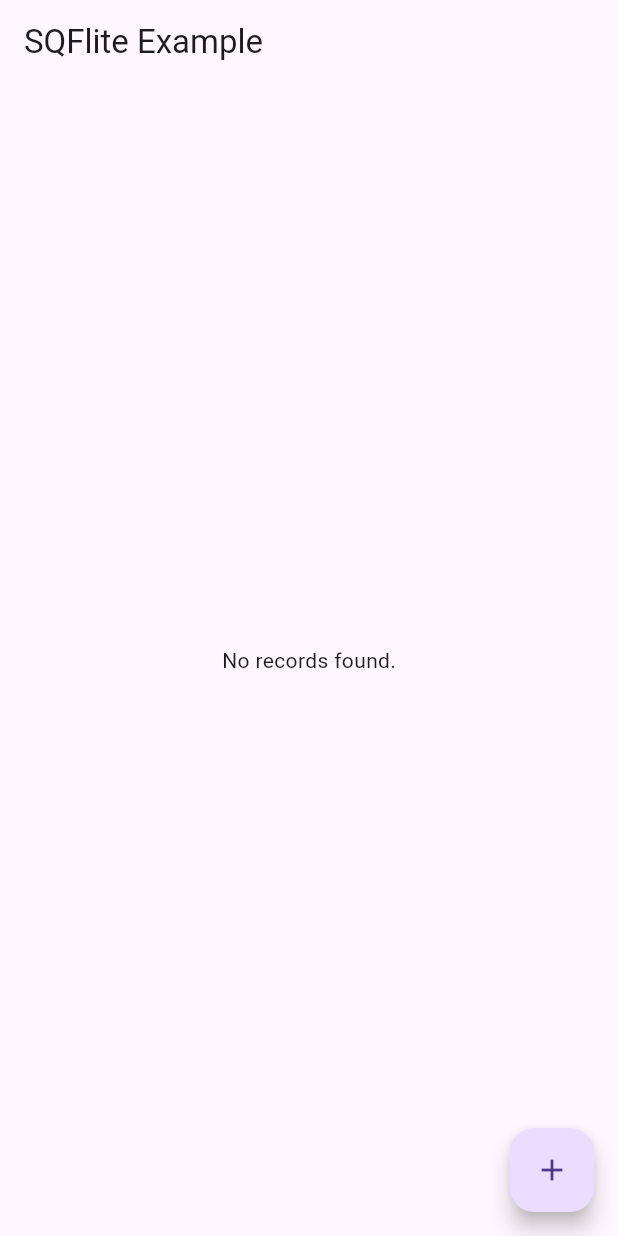
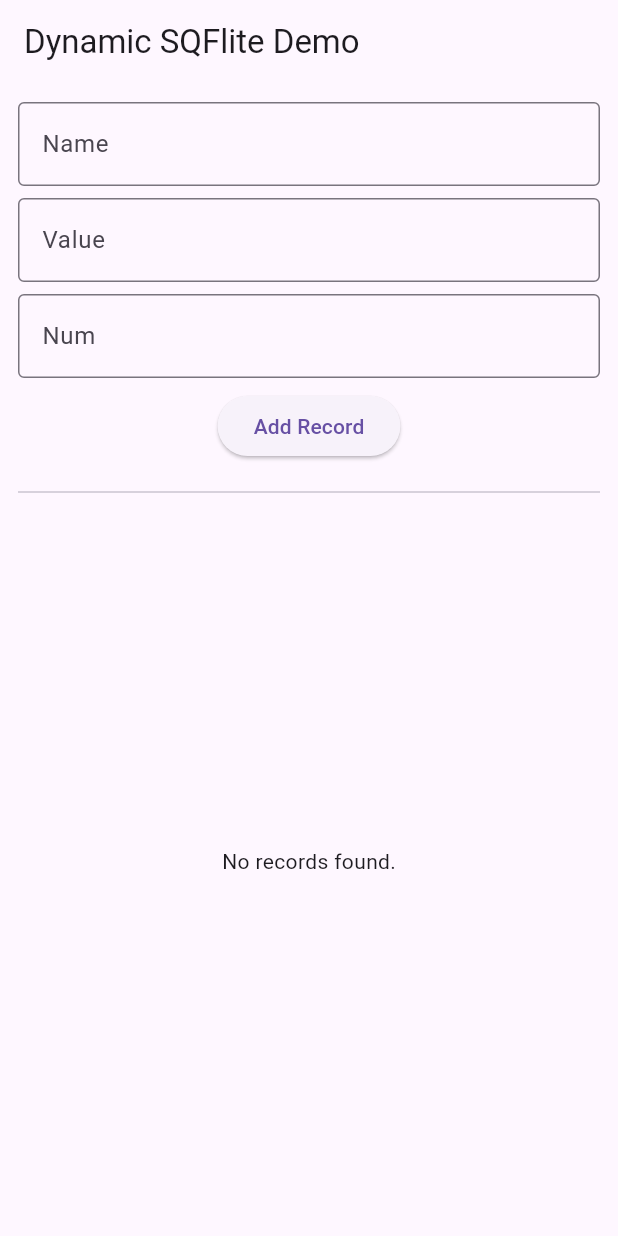
Before and after one commit to mathiasvalhovd/mobileprog_database, a Flutter app: the screen it shows after launch, on a phone screen of 412 x 824 dp. Run offline on Flutter 3.47's test engine with Material 3 defaults, Android fonts, the phone set to English and light mode, and no system bars; our stand-ins replace sqflite; accounts and stored records are empty.

Commit message:
experimented more, can now update and delete. as well as dynamic input of the objects

```diff
--- a/Flutter_beer/lib/main.dart
+++ b/Flutter_beer/lib/main.dart
@@ -6,14 +6,12 @@ void main() {
 }
 
 class MyApp extends StatelessWidget {
-  // The root of the application
+  // The root widget of your application
   @override
   Widget build(BuildContext context) {
     return MaterialApp(
-      title: 'SQFlite Example',
-      theme: ThemeData(
-        primarySwatch: Colors.blue,
-      ),
+      title: 'Dynamic SQFlite Demo',
+      theme: ThemeData(primarySwatch: Colors.blue),
       home: HomePage(),
     );
   }
@@ -27,27 +25,98 @@ class HomePage extends StatefulWidget {
 class _HomePageState extends State<HomePage> {
   Future<List<Map<String, dynamic>>>? recordsFuture;
 
+  // Controllers for dynamic form input
+  final TextEditingController _nameController = TextEditingController();
+  final TextEditingController _valueController = TextEditingController();
+  final TextEditingController _numController = TextEditingController();
+
   @override
   void initState() {
     super.initState();
     _refreshRecords();
   }
 
-  // Refresh the records by querying the database
+  // Refresh the list of records from the database
   void _refreshRecords() {
     setState(() {
       recordsFuture = DatabaseHelper.instance.queryAllRecords();
     });
   }
 
-  // Insert a sample record into the database
-  Future<void> _insertSampleRecord() async {
-    Map<String, dynamic> sampleRecord = {
-      'name': 'Sample',
-      'value': 42,
-      'num': 3.14,
+  // Insert a new record using values from the text fields
+  Future<void> _insertRecord() async {
+    if (_nameController.text.isEmpty || _valueController.text.isEmpty || _numController.text.isEmpty) {
+      return;
+    }
+    Map<String, dynamic> newRecord = {
+      'name': _nameController.text,
+      'value': int.tryParse(_valueController.text) ?? 0,
+      'num': double.tryParse(_numController.text) ?? 0.0,
     };
-    await DatabaseHelper.instance.insertRecord(sampleRecord);
+    await DatabaseHelper.instance.insertRecord(newRecord);
+    _nameController.clear();
+    _valueController.clear();
+    _numController.clear();
+    _refreshRecords();
+  }
+
+  // Show a dialog to update an existing record
+  void _showUpdateDialog(Map<String, dynamic> record) {
+    // Create controllers pre-filled with the current values
+    final TextEditingController updateNameController = TextEditingController(text: record['name'].toString());
+    final TextEditingController updateValueController = TextEditingController(text: record['value'].toString());
+    final TextEditingController updateNumController = TextEditingController(text: record['num'].toString());
+
+    showDialog(
+      context: context,
+      builder: (_) => AlertDialog(
+        title: Text('Update Record'),
+        content: Column(
+          mainAxisSize: MainAxisSize.min,
+          children: [
+            TextField(
+              controller: updateNameController,
+              decoration: InputDecoration(labelText: 'Name'),
+            ),
+            TextField(
+              controller: updateValueController,
+              decoration: InputDecoration(labelText: 'Value'),
+              keyboardType: TextInputType.number,
+            ),
+            TextField(
+              controller: updateNumController,
+              decoration: InputDecoration(labelText: 'Num'),
+              keyboardType: TextInputType.numberWithOptions(decimal: true),
+            ),
+          ],
+        ),
+        actions: [
+          TextButton(
+            child: Text('Cancel'),
+            onPressed: () => Navigator.pop(context),
+          ),
+          ElevatedButton(
+            child: Text('Update'),
+            onPressed: () async {
+              Map<String, dynamic> updatedRecord = {
+                'id': record['id'],
+                'name': updateNameController.text,
+                'value': int.tryParse(updateValueController.text) ?? 0,
+                'num': double.tryParse(updateNumController.text) ?? 0.0,
+              };
+              await DatabaseHelper.instance.updateRecord(updatedRecord);
+              Navigator.pop(context);
+              _refreshRecords();
+            },
+          ),
+        ],
+      ),
+    );
+  }
+
+  // Delete a record by id
+  Future<void> _deleteRecord(int id) async {
+    await DatabaseHelper.instance.deleteRecord(id);
     _refreshRecords();
   }
 
@@ -55,35 +124,83 @@ class _HomePageState extends State<HomePage> {
   Widget build(BuildContext context) {
     return Scaffold(
       appBar: AppBar(
-        title: Text('SQFlite Example'),
+        title: Text('Dynamic SQFlite Demo'),
       ),
-      body: FutureBuilder<List<Map<String, dynamic>>>(
+      body: Padding(
+        padding: const EdgeInsets.all(12.0),
+        child: Column(
+          children: [
+            // Form to add a new record
+            TextField(
+              controller: _nameController,
+              decoration: InputDecoration(labelText: 'Name', border: OutlineInputBorder()),
+            ),
+            SizedBox(height: 8),
+            TextField(
+              controller: _valueController,
+              decoration: InputDecoration(labelText: 'Value', border: OutlineInputBorder()),
+              keyboardType: TextInputType.number,
+            ),
+            SizedBox(height: 8),
+            TextField(
+              controller: _numController,
+              decoration: InputDecoration(labelText: 'Num', border: OutlineInputBorder()),
+              keyboardType: TextInputType.numberWithOptions(decimal: true),
+            ),
+            SizedBox(height: 8),
+            ElevatedButton(
+              onPressed: _insertRecord,
+              child: Text('Add Record'),
+            ),
+            SizedBox(height: 12),
+            Divider(),
+            // Display the list of records
+            Expanded(
+              child: FutureBuilder<List<Map<String, dynamic>>>(
                 future: recordsFuture,
                 builder: (context, snapshot) {
                   if (!snapshot.hasData) {
-            // Show a loading spinner while data loads
                     return Center(child: CircularProgressIndicator());
                   }
-          List<Map<String, dynamic>> records = snapshot.data!;
+
+                  final records = snapshot.data!;
                   if (records.isEmpty) {
                     return Center(child: Text('No records found.'));
                   }
+
                   return ListView.builder(
                     itemCount: records.length,
                     itemBuilder: (context, index) {
                       var record = records[index];
-              return ListTile(
+                      return Card(
+                        margin: EdgeInsets.symmetric(vertical: 4, horizontal: 0),
+                        child: ListTile(
                           title: Text(record['name'].toString()),
-                subtitle: Text('Value: ${record['value']}, Num: ${record['num']}'),
+                          subtitle: Text('Value: ${record['value']} | Num: ${record['num']}'),
+                          trailing: Row(
+                            mainAxisSize: MainAxisSize.min,
+                            children: [
+                              // Edit button
+                              IconButton(
+                                icon: Icon(Icons.edit, color: Colors.blue),
+                                onPressed: () => _showUpdateDialog(record),
+                              ),
+                              // Delete button
+                              IconButton(
+                                icon: Icon(Icons.delete, color: Colors.red),
+                                onPressed: () => _deleteRecord(record['id']),
+                              ),
+                            ],
+                          ),
+                        ),
                       );
                     },
                   );
                 },
               ),
-      floatingActionButton: FloatingActionButton(
-        onPressed: _insertSampleRecord,
-        tooltip: 'Add Record',
-        child: Icon(Icons.add),
+            ),
+          ],
+        ),
       ),
     );
   }
```
Also changed, not shown: Flutter_beer/lib/database_helper.dart (+26 -8 lines). Lines whose indentation alone changed are shown as unchanged.
